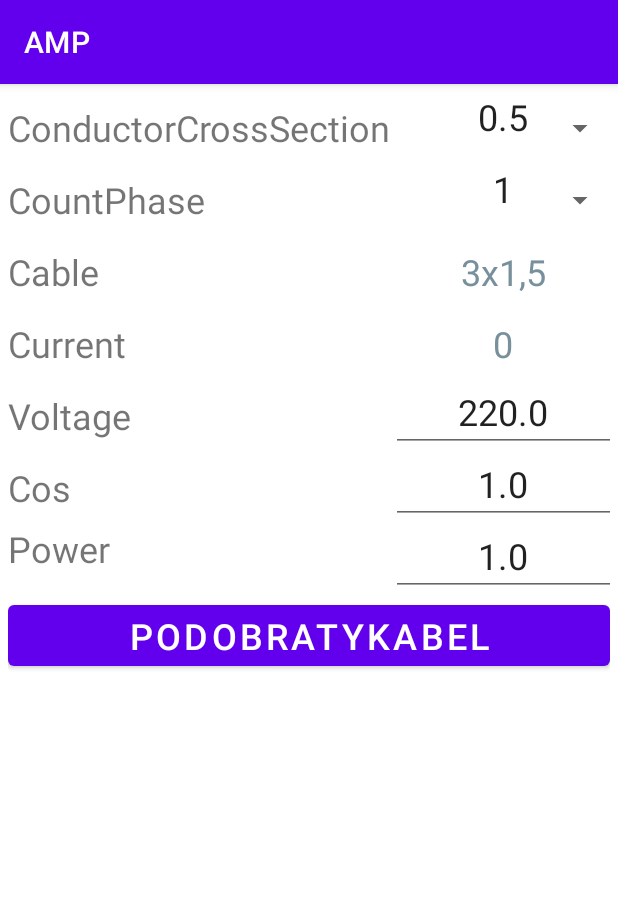
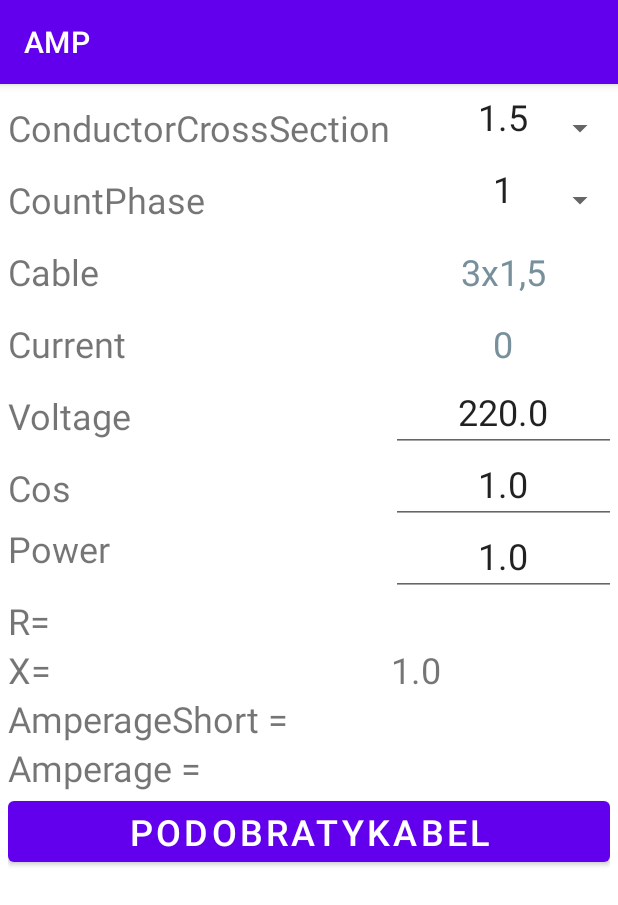
Before and after one commit to Vladnwx/AMPkt, an Android app: the screen it shows after launch (MainActivity), on a phone screen of 412 x 824 dp. Shown: the top 905 px of the screen. Run offline under Robolectric (Android 15) with nearby library versions, the phone set to English and light mode, and no system bars; our stand-ins replace Room's generated code.

```diff
--- a/app/src/main/java/com/amp/MainActivity.kt
+++ b/app/src/main/java/com/amp/MainActivity.kt
@@ -23,9 +23,11 @@ class MainActivity : AppCompatActivity() {
         setContentView(R.layout.activity_main)
 
         val recyclerView = findViewById<RecyclerView>(R.id.recyclerview)
+
         val adapter = AppListAdapter()
         recyclerView.adapter = adapter
         recyclerView.layoutManager = LinearLayoutManager(this)
+
         mainActivityViewModel.allTypeOfEnvironment.observe(this){
             it.let { adapter.submitList(it) }
         }
@@ -34,57 +36,51 @@ class MainActivity : AppCompatActivity() {
 
         Log.i("MainActivityViewModel", "Called ViewModelProvider.get")
 
-        val textViewNominalSize = findViewById<TextView>(R.id.TextViewNominalSize)
-        val textViewCountPhase = findViewById<TextView>(R.id.TextViewCountPhase)
-        val textViewCable = findViewById<TextView>(R.id.TextViewCable)
-        val textViewCurrentAmperage = findViewById<TextView>(R.id.TextViewCurrentAmperage)
-        val textViewVoltage= findViewById<TextView>(R.id.TextViewVoltage)
-        val textViewCos = findViewById<TextView>(R.id.TextViewCos)
-        val textViewPower = findViewById<TextView>(R.id.TextViewPower)
+        val spinnerNominalSize = findViewById<Spinner>(R.id.SpinnerNominalSize)
 
-        val spinnerNominalSize = findViewById<Spinner>(R.id.SpinnerNominalSize)
-        var list1 : ArrayList<String> = arrayListOf("0")
-
-
-        //list1.add(mainActivityViewModel.allNominalSizeString)
-
-        mainActivityViewModel.allNominalSize.observe(this){
-
-            for (i in it.indices) {
-                list1.add(it[i].toString()) }
-            list1.remove("0")
-
-            Log.i("Exception", ":LIST")
-        }
-
-        val nominalSizeAdapter = ArrayAdapter(this, R.layout.spinner_item, list1)
+        val nominalSizeAdapter = ArrayAdapter(this, R.layout.spinner_item, mainActivityViewModel.allNominalSizeList)
         nominalSizeAdapter.setDropDownViewResource(android.R.layout.simple_spinner_dropdown_item)
         spinnerNominalSize.adapter = nominalSizeAdapter
-
-
-
-        //spinnerNominalSize.setSelection(3)
-
 
         val spinnerCountPhase = findViewById<Spinner>(R.id.SpinnerCountPhase)
         val countPhaseAdapter = ArrayAdapter(this, R.layout.spinner_item, mainActivityViewModel.countPhaseList)
         countPhaseAdapter.setDropDownViewResource(android.R.layout.simple_spinner_dropdown_item)
         spinnerCountPhase.adapter = countPhaseAdapter
 
+        mainActivityViewModel.allNominalSize.observe(this){
+
+            for (i in it.indices) {
+                mainActivityViewModel.allNominalSizeList.add(it[i].toString()) }
+            mainActivityViewModel.allNominalSizeList.remove("0")
+            spinnerNominalSize.setSelection(2)
+            Log.i("Exception", ":LIST")
+            Toast.makeText(this, "Лист поперечных сечений сформирован", Toast.LENGTH_SHORT).show()
+
+        }
+
 
 
 
         val textViewCableValue = findViewById<TextView>(R.id.TextViewCableValue)
         val textViewCurrentAmperageValue = findViewById<TextView>(R.id.TextViewCurrentAmperageValue)
+        val textViewRValue = findViewById<TextView>(R.id.TextViewRValue)
+        val textViewXValue = findViewById<TextView>(R.id.TextViewXValue)
+        val textViewAmperageShortValue = findViewById<TextView>(R.id.TextViewAmperageShortValue)
+        val textViewAmperageValue = findViewById<TextView>(R.id.TextViewAmperageValue)
+
         val editTextVoltage = findViewById<EditText>(R.id.EditTextVoltage)
         val editTextCos = findViewById<EditText>(R.id.EditTextCos)
         val editTextPower = findViewById<EditText>(R.id.EditTextPower)
         val buttonNaytipomochnosti = findViewById<Button>(R.id.ButtonNaytipomochnosti)
+
+
         editTextVoltage.setText(mainActivityViewModel.v.toString())
         editTextCos.setText(mainActivityViewModel.cos.toString())
         editTextPower.setText(mainActivityViewModel.p.toString())
 
-
+        mainActivityViewModel.pLiveData.observe(this){
+            textViewXValue.text = it.toString()
+        }
 
 
         buttonNaytipomochnosti.setOnClickListener{
@@ -104,7 +100,8 @@ class MainActivity : AppCompatActivity() {
             mainActivityViewModel.nominalSize =  spinnerNominalSize.selectedItem.toString().toDouble()
             mainActivityViewModel.calculate()
             textViewCableValue.text = mainActivityViewModel.countJil.toString() + "X" + mainActivityViewModel.nominalSize.toString()
-
+            textViewRValue.text = mainActivityViewModel.R.toString()
+            mainActivityViewModel.pLiveData.postValue(mainActivityViewModel.p)
         }
     }
 }
--- a/app/src/main/java/com/amp/data/AppRepository.kt
+++ b/app/src/main/java/com/amp/data/AppRepository.kt
@@ -54,6 +54,12 @@ class AppRepository (private val typeOfEnvironmentDao: TypeOfEnvironmentDao,
 
                         @Suppress("RedundantSuspendModifier")
                         @WorkerThread
+                        suspend fun getRLiveData(materialType: String, nominalSize: Double): LiveData<Double> {
+                            return resistivityDao.getLiveDataR (materialType, nominalSize)!!
+                        }
+
+                        @Suppress("RedundantSuspendModifier")
+                        @WorkerThread
                         suspend fun getX(materialType: String, nominalSize: Double): Double {
                             return resistivityDao.getX(materialType, nominalSize)!!
                         }
--- a/app/src/main/java/com/amp/data/MainActivityViewModel.kt
+++ b/app/src/main/java/com/amp/data/MainActivityViewModel.kt
@@ -26,7 +26,9 @@ class MainActivityViewModel(private val repository: AppRepository) : ViewModel()
 
     val allNominalSize: LiveData<List<NominalSize>> = repository.allNominalSizes.asLiveData()
 
-    var nominalSize : Double  = 0.0
+    var nominalSize : Double  = 1.5
+
+    val allNominalSizeList : ArrayList<String> = arrayListOf("0")
 
     val allMethodOfLaying: LiveData<List<MethodOfLaying>> = repository.allMethodOfLaying.asLiveData()
 
@@ -34,17 +36,21 @@ class MainActivityViewModel(private val repository: AppRepository) : ViewModel()
 
     val allMaterialType: LiveData<List<MaterialType>> = repository.allMaterialType.asLiveData()
 
-    var materialType : String  = ""
+    var materialType : String  = "Cu"
 
     val allInsulationType: LiveData<List<InsulationType>> = repository.allInsulationType.asLiveData()
 
     var insulationType : String  = ""
 
     var R:Double = 0.0
+
+    lateinit var RLiveData : LiveData<Double>
+
     var X:Double = 0.0
     var amperageShort:Double = 0.0
     var amperage:Double = 0.0
 
+    var pLiveData : MutableLiveData<Double> = MutableLiveData(1.0)
 
     var p: Double = 1.0
          set(value) {
@@ -110,7 +116,7 @@ class MainActivityViewModel(private val repository: AppRepository) : ViewModel()
     }
 
 
-   // val allNominalSize: List<String> = repository.allNominalsizes()
+
 
     fun insert(typeOfEnvironment: TypeOfEnvironment) = viewModelScope.launch {
         repository.insert(typeOfEnvironment)
@@ -122,6 +128,7 @@ class MainActivityViewModel(private val repository: AppRepository) : ViewModel()
 
     fun getR(materialType: String, nominalSize: Double) = viewModelScope.launch {
         R = repository.getR(materialType, nominalSize)
+       // RLiveData = repository.getRLiveData(materialType, nominalSize)
     }
 
     fun getX(materialType: String, nominalSize: Double) = viewModelScope.launch {
@@ -132,7 +139,7 @@ class MainActivityViewModel(private val repository: AppRepository) : ViewModel()
         if(countPhase.toInt() == 1) {
             v= 220.0
             amperageCalculate = (p/(v*cos))
-        }
+                    }
         else {
             v= 380.0
             amperageCalculate = (p / (v * cos * 1.73))
--- a/app/src/main/java/com/amp/data/dao/ResistivityDao.kt
+++ b/app/src/main/java/com/amp/data/dao/ResistivityDao.kt
@@ -17,7 +17,7 @@ interface ResistivityDao:BaseDAO<Resistivity>{
     fun getR(tmaterial_type: String?, tnominal_size: Double?): Double?
 
     @Query("SELECT R  FROM resistivity WHERE materialType = :tmaterial_type AND nominalSize = :tnominal_size")
-    fun getLiveDataR(tmaterial_type: String?, tnominal_size: Double?): LiveData<Double?>?
+    fun getLiveDataR(tmaterial_type: String, tnominal_size: Double): LiveData<Double>
 
     @Query("SELECT X  FROM resistivity WHERE materialType = :tmaterial_type AND nominalSize = :tnominal_size")
     fun getX(tmaterial_type: String?, tnominal_size: Double?): Double?
--- a/app/src/main/res/layout/activity_main.xml
+++ b/app/src/main/res/layout/activity_main.xml
@@ -171,6 +171,70 @@
             tools:ignore="DuplicateSpeakableTextCheck" />
     </TableRow >
 
+    <TableRow android:layout_width="match_parent">
+
+        <TextView
+            android:id="@+id/TextViewR"
+            android:layout_width="wrap_content"
+            android:layout_height="match_parent"
+            android:text="R="
+            android:textSize="24sp" />
+
+        <TextView
+            android:id="@+id/TextViewRValue"
+            android:layout_width="wrap_content"
+            android:layout_height="match_parent"
+            android:textSize="24sp" />
+    </TableRow >
+
+    <TableRow android:layout_width="match_parent">
+
+        <TextView
+            android:id="@+id/TextViewX"
+            android:layout_width="wrap_content"
+            android:layout_height="match_parent"
+            android:text="X="
+            android:textSize="24sp" />
+
+        <TextView
+            android:id="@+id/TextViewXValue"
+            android:layout_width="wrap_content"
+            android:layout_height="match_parent"
+            android:textSize="24sp" />
+    </TableRow >
+
+    <TableRow android:layout_width="match_parent">
+
+        <TextView
+            android:id="@+id/TextViewAmperageShort"
+            android:layout_width="wrap_content"
+            android:layout_height="match_parent"
+            android:text="AmperageShort ="
+            android:textSize="24sp" />
+
+        <TextView
+            android:id="@+id/TextViewAmperageShortValue"
+            android:layout_width="wrap_content"
+            android:layout_height="match_parent"
+            android:textSize="24sp" />
+    </TableRow >
+
+    <TableRow android:layout_width="match_parent">
+
+        <TextView
+            android:id="@+id/TextViewAmperage"
+            android:layout_width="wrap_content"
+            android:layout_height="match_parent"
+            android:text="Amperage ="
+            android:textSize="24sp" />
+
+        <TextView
+            android:id="@+id/TextViewAmperageValue"
+            android:layout_width="wrap_content"
+            android:layout_height="match_parent"
+            android:textSize="24sp" />
+    </TableRow >
+
          <Button
             android:id="@+id/ButtonNaytipomochnosti"
             android:layout_width="match_parent"
```
